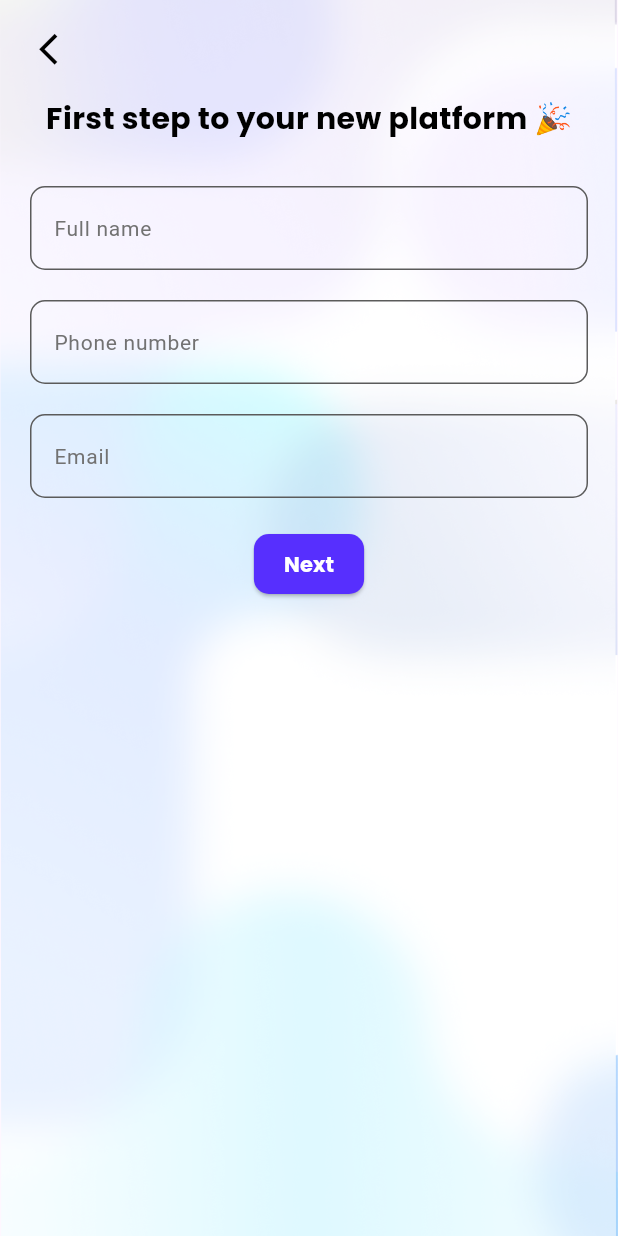
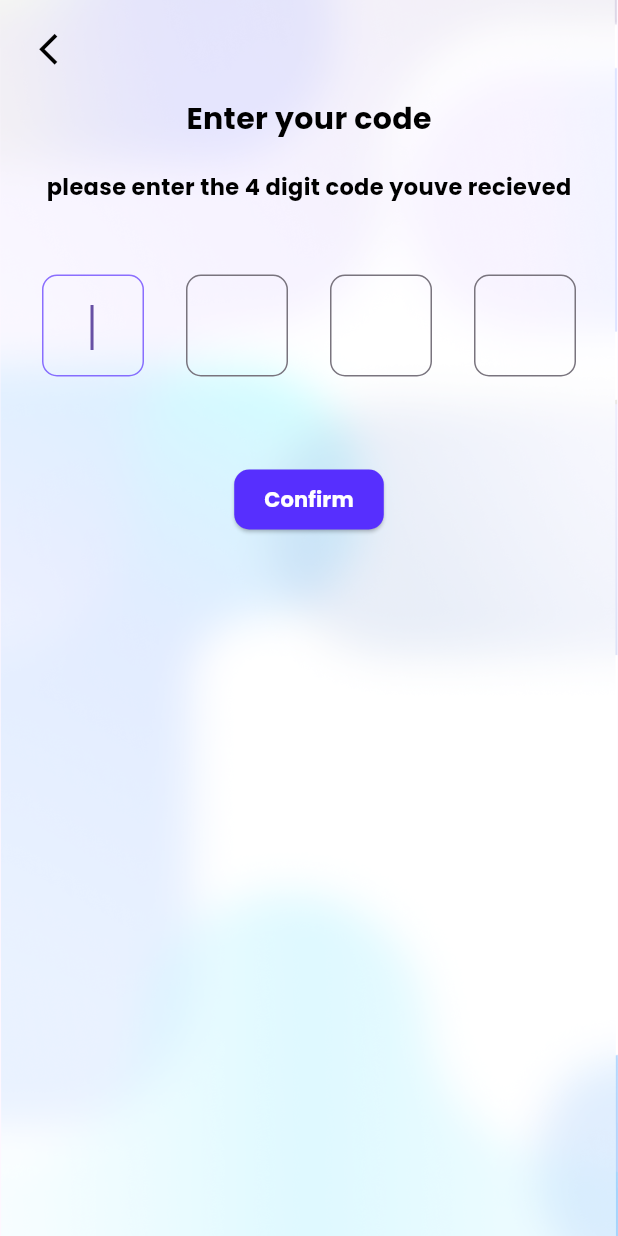
Before and after one commit to Idanmal8/Bookmarko_frontend_serverpod, a Flutter app: the RegistrationNamePage screen opened directly, after a tap on "Next", on a phone screen of 412 x 824 dp. Run offline on Flutter 3.47's test engine with Material 2 defaults, Android fonts, the phone set to English and light mode, and no system bars; our stand-ins replace flutter_svg, google_fonts, intl_phone_field, shared_preferences, table_calendar; missing offline and left inert: serverpod, serverpod_client, serverpod_flutter; accounts and stored records are empty; statements that could not run were skipped.

Commit message:
otp screen added

```diff
--- a/bookmarko/bookmarko_flutter/lib/app.dart
+++ b/bookmarko/bookmarko_flutter/lib/app.dart
@@ -9,7 +9,7 @@
 import 'package:bookmarko_flutter/controllers/connection_controller.dart';
 
 import 'package:provider/provider.dart';
-import 'theme.dart';
+// import 'theme.dart';
 
 class MyApp extends StatelessWidget {
   const MyApp({super.key});
--- a/bookmarko/bookmarko_flutter/lib/controllers/connection_controller.dart
+++ b/bookmarko/bookmarko_flutter/lib/controllers/connection_controller.dart
@@ -11,13 +11,13 @@
 
   ConnectionController() {
     if (kIsWeb) {
-      _client = Client('http://localhost:8080/',
+      _client = Client('http://127.0.0.1:5051/',
           authenticationKeyManager: FlutterAuthenticationKeyManager())
         ..connectivityMonitor = FlutterConnectivityMonitor();
       return;
     }
     _client = Client(
-        Platform.isAndroid ? 'http://10.0.2.2:8080/' : 'http://localhost:8080/',
+        Platform.isAndroid ? 'http://10.0.2.2:5051/' : 'http://127.0.0.1:5051/',
         authenticationKeyManager: FlutterAuthenticationKeyManager())
       ..connectivityMonitor = FlutterConnectivityMonitor();
   }
--- /dev/null
+++ b/bookmarko/bookmarko_flutter/lib/screens/otp_screen/controller/otp_screen_controller.dart
@@ -0,0 +1,31 @@
+import 'package:bookmarko_client/bookmarko_client.dart';
+import 'package:flutter/material.dart';
+
+import 'package:bookmarko_flutter/controllers/connection_controller.dart';
+import 'package:bookmarko_flutter/screens/nav_bar/nav_bar_widget.dart';
+
+
+class OtpScreenController extends ChangeNotifier{
+  final ConnectionController _connectionController;
+
+  String? _errorMessage;
+  bool isLoading = false;
+
+  OtpScreenController(ConnectionController connectionController)
+      : _connectionController = connectionController;
+
+  String? get errorMessage => _errorMessage == null ? null : '$_errorMessage';
+
+  Future<void> goToLoginScreen(BuildContext context) async {
+    Navigator.of(context).pop();
+  }
+
+  Future<void> goToDashBoard(BuildContext context) async {
+    await Navigator.of(context).push(
+      MaterialPageRoute(
+        builder: (context) => const NavBar()
+        ),
+    );
+  }
+
+}
--- a/bookmarko/bookmarko_flutter/lib/screens/otp_screen/log_in_otp_screen.dart
+++ /dev/null
@@ -1,71 +0,0 @@
-import 'package:flutter/material.dart';
-import 'package:google_fonts/google_fonts.dart';
-
-import 'package:bookmarko_flutter/widgets/backgrounds/background_widget.dart';
-import 'package:bookmarko_flutter/widgets/inputs/digits_catcher.dart';
-
-// ignore: camel_case_types
-class Log_in_otp_screen extends StatefulWidget {
-  const Log_in_otp_screen({
-    super.key,
-  });
-
-  @override
-  State<Log_in_otp_screen> createState() => _LogInCodeScreen();
-}
-
-// ignore: camel_case_types
-class _LogInCodeScreen extends State<Log_in_otp_screen> {
-  @override
-  Widget build(BuildContext context) {
-    return Scaffold(
-      body: Center(
-        child: BackgroundWidget(
-          child: SafeArea(
-            child: Center(
-              child: Column(
-                mainAxisAlignment: MainAxisAlignment.center,
-                children: [
-                  Image.asset(
-                    'assets/logo.png',
-                    height: 100,
-                    width: 110,
-                  ),
-                  Text(
-                    'Please enter the code sent to you via sms',
-                    style: GoogleFonts.poppins(
-                      fontSize: 15,
-                      color: Colors.black,
-                      decoration: TextDecoration.none,
-                    ),
-                  ),
-                  const Row(
-                    mainAxisAlignment: MainAxisAlignment.center,
-                    children: [
-                      roundDigitInput(
-                        hintText: '0',
-                      ),
-                      roundDigitInput(
-                        hintText: '0',
-                      ),
-                      roundDigitInput(
-                        hintText: '0',
-                      ),
-                      roundDigitInput(
-                        hintText: '0',
-                      ),
-                    ],
-                  ),
-                  // Padding(
-                  //   padding: const EdgeInsets.all(20),
-                  //   child: LogInButton(buttonText: 'Log-in', phone: 'phone'),
-                  // ),
-                ],
-              ),
-            ),
-          ),
-        ),
-      ),
-    );
-  }
-}
--- /dev/null
+++ b/bookmarko/bookmarko_flutter/lib/screens/otp_screen/otp_screen.dart
@@ -0,0 +1,90 @@
+import 'package:google_fonts/google_fonts.dart';
+import 'package:provider/provider.dart';
+import 'package:flutter/material.dart';
+
+import 'package:bookmarko_flutter/screens/otp_screen/controller/otp_screen_controller.dart';
+import 'package:bookmarko_flutter/screens/otp_screen/widget/otp_form.dart';
+import 'package:bookmarko_flutter/controllers/connection_controller.dart';
+import 'package:bookmarko_flutter/widgets/buttons/go_back_button.dart';
+
+import '../../widgets/buttons/primary_blue_button.dart';
+
+class OtpScreen extends StatelessWidget {
+  const OtpScreen({super.key});
+
+  @override
+  Widget build(BuildContext context) {
+    return ChangeNotifierProvider(
+      create: ((context) =>
+          OtpScreenController(context.read<ConnectionController>())),
+      child: Builder(
+        builder: (context) {
+          return Scaffold(
+            resizeToAvoidBottomInset: false,
+            body: Stack(
+              children: [
+                Positioned.fill(
+                  child: Image.asset(
+                      'assets/backgrounds/abstract_bookmarko_background.png',
+                      fit: BoxFit.cover),
+                ),
+                Consumer<OtpScreenController>(
+                    builder: (context, controller, _) {
+                  return Padding(
+                    padding: const EdgeInsets.all(20),
+                    child: SafeArea(
+                      child: Column(
+                        children: <Widget>[
+                          Row(
+                            mainAxisAlignment: MainAxisAlignment.start,
+                            children: [
+                              GoBackButton(
+                                  onPressed: () =>
+                                      controller.goToLoginScreen(context))
+                            ],
+                          ),
+                          const SizedBox(height: 20),
+                          Center(
+                            child: Text(
+                              'Enter your code',
+                              style: GoogleFonts.poppins(
+                                fontSize: 20,
+                                color: Colors.black,
+                                fontWeight: FontWeight.bold,
+                                decoration: TextDecoration.none,
+                              ),
+                            ),
+                          ),
+                          const SizedBox(height: 20),
+                          Center(
+                            child: Text(
+                              'please enter the 4 digit code youve recieved',
+                              style: GoogleFonts.poppins(
+                                fontSize: 15,
+                                color: Colors.black,
+                                fontWeight: FontWeight.bold,
+                                decoration: TextDecoration.none,
+                              ),
+                            ),
+                          ),
+                          const SizedBox(height: 40),
+                          const OtpForm(),
+                          const SizedBox(height: 50),
+                          PrimaryBlueButton(
+                            buttonText: 'Confirm',
+                            onPressed: () =>
+                                controller.goToDashBoard(context),
+                          ),
+                        ],
+                      ),
+                    ),
+                  );
+                })
+              ],
+            ),
+          );
+        },
+      ),
+    );
+  }
+}
--- /dev/null
+++ b/bookmarko/bookmarko_flutter/lib/screens/otp_screen/widget/otp_form.dart
@@ -0,0 +1,181 @@
+import 'package:flutter/services.dart';
+import 'package:google_fonts/google_fonts.dart';
+import 'package:flutter/material.dart';
+
+class OtpForm extends StatelessWidget {
+  const OtpForm({super.key});
+
+  @override
+  Widget build(BuildContext context) {
+    return Padding(
+      padding: const EdgeInsets.all(8.0),
+      child: Form(
+        child: Row(
+          mainAxisAlignment: MainAxisAlignment.spaceBetween,
+          children: [
+            SizedBox(
+              height: 68,
+              width: 68,
+              child: TextFormField(
+                autofocus: true,
+                keyboardType: TextInputType.number,
+                onChanged: (value) {
+                  if (value.length == 1) {
+                    FocusScope.of(context).nextFocus();
+                  } else {
+                    FocusScope.of(context).previousFocus();
+                  }
+                },
+                style: GoogleFonts.poppins(
+                  fontSize: 20,
+                  color: Colors.black,
+                  fontWeight: FontWeight.bold,
+                  decoration: TextDecoration.none,
+                ),
+                textAlign: TextAlign.center,
+                inputFormatters: [
+                  LengthLimitingTextInputFormatter(1),
+                  FilteringTextInputFormatter.digitsOnly
+                ],
+                decoration: InputDecoration(
+                  contentPadding: const EdgeInsets.symmetric(
+                    vertical: 20,
+                    horizontal: 20,
+                  ),
+                  border: OutlineInputBorder(
+                    borderRadius: BorderRadius.circular(10),
+                  ),
+                  focusedBorder: OutlineInputBorder(
+                    borderRadius: BorderRadius.circular(10),
+                    borderSide: const BorderSide(
+                        color: Color.fromARGB(174, 88, 47, 254)),
+                  ),
+                ),
+              ),
+            ),
+            SizedBox(
+              height: 68,
+              width: 68,
+              child: TextFormField(
+                autofocus: true,
+                keyboardType: TextInputType.number,
+                style: GoogleFonts.poppins(
+                  fontSize: 20,
+                  color: Colors.black,
+                  fontWeight: FontWeight.bold,
+                  decoration: TextDecoration.none,
+                ),
+                onChanged: (value) {
+                  if (value.length == 1) {
+                    FocusScope.of(context).nextFocus();
+                  } else {
+                    FocusScope.of(context).previousFocus();
+                  }
+                },
+                textAlign: TextAlign.center,
+                inputFormatters: [
+                  LengthLimitingTextInputFormatter(1),
+                  FilteringTextInputFormatter.digitsOnly
+                ],
+                decoration: InputDecoration(
+                  contentPadding: const EdgeInsets.symmetric(
+                    vertical: 20,
+                    horizontal: 20,
+                  ),
+                  border: OutlineInputBorder(
+                    borderRadius: BorderRadius.circular(10),
+                  ),
+                  focusedBorder: OutlineInputBorder(
+                    borderRadius: BorderRadius.circular(10),
+                    borderSide: const BorderSide(
+                        color: Color.fromARGB(174, 88, 47, 254)),
+                  ),
+                ),
+              ),
+            ),
+            SizedBox(
+              height: 68,
+              width: 68,
+              child: TextFormField(
+                autofocus: true,
+                keyboardType: TextInputType.number,
+                style: GoogleFonts.poppins(
+                  fontSize: 20,
+                  color: Colors.black,
+                  fontWeight: FontWeight.bold,
+                  decoration: TextDecoration.none,
+                ),
+                onChanged: (value) {
+                  if (value.length == 1) {
+                    FocusScope.of(context).nextFocus();
+                  } else {
+                    FocusScope.of(context).previousFocus();
+                  }
+                },
+                textAlign: TextAlign.center,
+                inputFormatters: [
+                  LengthLimitingTextInputFormatter(1),
+                  FilteringTextInputFormatter.digitsOnly
+                ],
+                decoration: InputDecoration(
+                  contentPadding: const EdgeInsets.symmetric(
+                    vertical: 20,
+                    horizontal: 20,
+                  ),
+                  border: OutlineInputBorder(
+                    borderRadius: BorderRadius.circular(10),
+                  ),
+                  focusedBorder: OutlineInputBorder(
+                    borderRadius: BorderRadius.circular(10),
+                    borderSide: const BorderSide(
+                        color: Color.fromARGB(174, 88, 47, 254)),
+                  ),
+                ),
+              ),
+            ),
+            SizedBox(
+              height: 68,
+              width: 68,
+              child: TextFormField(
+                autofocus: true,
+                keyboardType: TextInputType.number,
+                style: GoogleFonts.poppins(
+                  fontSize: 20,
+                  color: Colors.black,
+                  fontWeight: FontWeight.bold,
+                  decoration: TextDecoration.none,
+                ),
+                onChanged: (value) {
+                  if (value.length == 1) {
+                    FocusScope.of(context).nextFocus();
+                  } else {
+                    FocusScope.of(context).previousFocus();
+                  }
+                },
+                textAlign: TextAlign.center,
+                inputFormatters: [
+                  LengthLimitingTextInputFormatter(1),
+                  FilteringTextInputFormatter.digitsOnly
+                ],
+                decoration: InputDecoration(
+                  contentPadding: const EdgeInsets.symmetric(
+                    vertical: 20,
+                    horizontal: 20,
+                  ),
+                  border: OutlineInputBorder(
+                    borderRadius: BorderRadius.circular(10),
+                  ),
+                  focusedBorder: OutlineInputBorder(
+                    borderRadius: BorderRadius.circular(10),
+                    borderSide: const BorderSide(
+                        color: Color.fromARGB(174, 88, 47, 254)),
+                  ),
+                ),
+              ),
+            )
+          ],
+        ),
+      ),
+    );
+  }
+}
--- a/bookmarko/bookmarko_flutter/lib/screens/registration_screen/controller/registration_screen_controller.dart
+++ b/bookmarko/bookmarko_flutter/lib/screens/registration_screen/controller/registration_screen_controller.dart
@@ -3,6 +3,7 @@
 
 import 'package:bookmarko_flutter/utils/register_form_mixin.dart';
 import 'package:bookmarko_flutter/controllers/connection_controller.dart';
+import 'package:bookmarko_flutter/screens/otp_screen/otp_screen.dart';
 
 class RegistrationScreenController extends ChangeNotifier
     with RegisterFormStateMixin {
@@ -20,6 +21,14 @@
     Navigator.of(context).pop();
   }
 
+  Future<void> goToOtpScreen(BuildContext context) async {
+    await Navigator.of(context).push(
+      MaterialPageRoute(
+        builder: (context) => const OtpScreen(),
+      ),
+    );
+  }
+
   Future<void> onRegisterButton(BuildContext context) async {
     String firstName = '';
     String lastName = '';
@@ -29,7 +38,7 @@
     isLoading = true;
     notifyListeners();
 
-    switch (userPhoneNumberController.text.length) {
+    switch (userFullNameController.text.split(' ').length) {
       case 2:
         firstName = userFullNameController.text.split(' ')[0];
         lastName = userFullNameController.text.split(' ')[1];
@@ -50,14 +59,14 @@
             email: userEmailController.text,
             joined: DateTime.now(),
           ),
-    ) ?? false;
+        ) ??
+        false;
 
     isLoading = false;
     notifyListeners();
 
     if (response == false) {
-      _errorMessage = 'Registration failed, please try again later.';
-      print('try again');
+      _errorMessage = 'This email is already in use';
       notifyListeners();
       return;
     }
--- a/bookmarko/bookmarko_flutter/lib/screens/registration_screen/registration_screen.dart
+++ b/bookmarko/bookmarko_flutter/lib/screens/registration_screen/registration_screen.dart
@@ -30,6 +30,7 @@
                 ),
                 Consumer<RegistrationScreenController>(
                   builder: (context, controller, _) {
+                    final errorMessage = controller.errorMessage;
                     return Padding(
                       padding: const EdgeInsets.all(20),
                       child: SafeArea(
@@ -37,7 +38,11 @@
                           children: <Widget>[
                             Row(
                               mainAxisAlignment: MainAxisAlignment.start,
-                              children: [GoBackButton(onPressed: () => controller.goToLoginScreen(context))],
+                              children: [
+                                GoBackButton(
+                                    onPressed: () =>
+                                        controller.goToLoginScreen(context))
+                              ],
                             ),
                             const SizedBox(height: 20),
                             Center(
@@ -55,10 +60,37 @@
                             RegistrationForm(
                                 controller: context
                                     .read<RegistrationScreenController>()),
-
+                            if (errorMessage != null)
+                              Column(
+                                children: [
+                                  SizedBox(
+                                    height: 24,
+                                    child: errorMessage == null
+                                        ? null
+                                        : Row(
+                                            children: [
+                                              Padding(
+                                                padding:
+                                                    const EdgeInsets.symmetric(
+                                                        horizontal: 8.0),
+                                                child: Text(
+                                                  errorMessage,
+                                                  style: TextStyle(
+                                                      color: Theme.of(context)
+                                                          .colorScheme
+                                                          .error),
+                                                ),
+                                              ),
+                                            ],
+                                          ),
+                                  ),
+                                ],
+                              ),
                             const SizedBox(height: 20),
                             PrimaryBlueButton(
-                                onPressed: () => controller.onRegisterButton(context), buttonText: 'Next'),
+                                onPressed: () =>
+                                    controller.goToOtpScreen(context),
+                                buttonText: 'Next'),
                           ],
                         ),
                       ),
--- a/bookmarko/bookmarko_flutter/lib/screens/registration_screen/widget/registration_form_widget.dart
+++ b/bookmarko/bookmarko_flutter/lib/screens/registration_screen/widget/registration_form_widget.dart
@@ -1,7 +1,7 @@
 import 'package:flutter/material.dart';
 
 import 'package:bookmarko_flutter/utils/register_form_mixin.dart';
-// import 'package:bookmarko_flutter/utils/regex.dart';
+import 'package:bookmarko_flutter/utils/regex_registration.dart';
 
 class RegistrationForm extends StatelessWidget {
   final RegisterFormStateMixin controller;
@@ -21,6 +21,16 @@
             TextFormField(
               textAlign: TextAlign.left,
               controller: controller.userFullNameController,
+              validator: (value) {
+                if (value == null || value.isEmpty) {
+                  return 'Please enter your name';
+                }
+                if (!RegexRegistration.userNameShortRegex.hasMatch(value) &&
+                    !RegexRegistration.userNameLongRegex.hasMatch(value)) {
+                  return 'Please enter a valid name';
+                }
+                return null;
+              },
               decoration: const InputDecoration(
                 hintText: 'Full name',
                 hintStyle: TextStyle(
@@ -37,15 +47,36 @@
                   borderSide:
                       BorderSide(color: Color.fromARGB(174, 88, 47, 254)),
                 ),
+                errorBorder: OutlineInputBorder(
+                  borderRadius: BorderRadius.all(Radius.circular(10)),
+                  borderSide:
+                      BorderSide(color: Color.fromARGB(173, 255, 18, 38)),
+                ),
+                focusedErrorBorder: OutlineInputBorder(
+                  borderRadius: BorderRadius.all(Radius.circular(10)),
+                  borderSide:
+                      BorderSide(color: Color.fromARGB(174, 88, 47, 254)),
+                ),
               ),
             ),
             const SizedBox(height: 20),
             TextFormField(
               keyboardType: TextInputType.phone,
               textAlign: TextAlign.left,
+              maxLength: 10,
+              validator: (value) {
+                if (value == null || value.isEmpty) {
+                  return 'Please enter your name';
+                }
+                if (!RegexRegistration.userPhoneNumberRegex.hasMatch(value)) {
+                  return 'Please enter a valid phone number';
+                }
+                return null;
+              },
               controller: controller.userPhoneNumberController,
               decoration: const InputDecoration(
                 hintText: 'Phone number',
+                counterText: "",
                 hintStyle: TextStyle(
                   color: Color.fromARGB(255, 114, 114, 114),
                   fontSize: 14,
@@ -60,6 +91,16 @@
                   borderSide:
                       BorderSide(color: Color.fromARGB(174, 88, 47, 254)),
                 ),
+                errorBorder: OutlineInputBorder(
+                  borderRadius: BorderRadius.all(Radius.circular(10)),
+                  borderSide:
+                      BorderSide(color: Color.fromARGB(173, 255, 18, 38)),
+                ),
+                focusedErrorBorder: OutlineInputBorder(
+                  borderRadius: BorderRadius.all(Radius.circular(10)),
+                  borderSide:
+                      BorderSide(color: Color.fromARGB(174, 88, 47, 254)),
+                ),
               ),
             ),
             const SizedBox(height: 20),
@@ -67,6 +108,15 @@
               keyboardType: TextInputType.emailAddress,
               textAlign: TextAlign.left,
               controller: controller.userEmailController,
+              validator: (value) {
+                if (value == null || value.isEmpty) {
+                  return 'Please enter email';
+                }
+                if (!RegexRegistration.userEmailRegex.hasMatch(value)) {
+                  return 'Please enter a valid email';
+                }
+                return null;
+              },
               decoration: const InputDecoration(
                 hintText: 'Email',
                 hintStyle: TextStyle(
@@ -83,6 +133,16 @@
                   borderSide:
                       BorderSide(color: Color.fromARGB(174, 88, 47, 254)),
                 ),
+                errorBorder: OutlineInputBorder(
+                  borderRadius: BorderRadius.all(Radius.circular(10)),
+                  borderSide:
+                      BorderSide(color: Color.fromARGB(173, 255, 18, 38)),
+                ),
+                focusedErrorBorder: OutlineInputBorder(
+                  borderRadius: BorderRadius.all(Radius.circular(10)),
+                  borderSide:
+                      BorderSide(color: Color.fromARGB(174, 88, 47, 254)),
+                ),
               ),
             ),
           ],
--- /dev/null
+++ b/bookmarko/bookmarko_flutter/lib/utils/regex_registration.dart
@@ -0,0 +1,8 @@
+class RegexRegistration{
+  static final userNameShortRegex = RegExp(r'^[^\s]{1,}\s[^\s]{1,}$');
+  static final userNameLongRegex = RegExp(r'^[^\s]{1,}\s[^\s]{1,}\s[^\s]{1,}$');
+
+  static final userPhoneNumberRegex = RegExp(r'^[0-9]{10}$');
+
+  static final userEmailRegex = RegExp(r'^[^\s]{1,}@[^\s]{1,}\.[^\s]{1,}$');
+}
```
Lines whose indentation alone changed are shown as unchanged.
